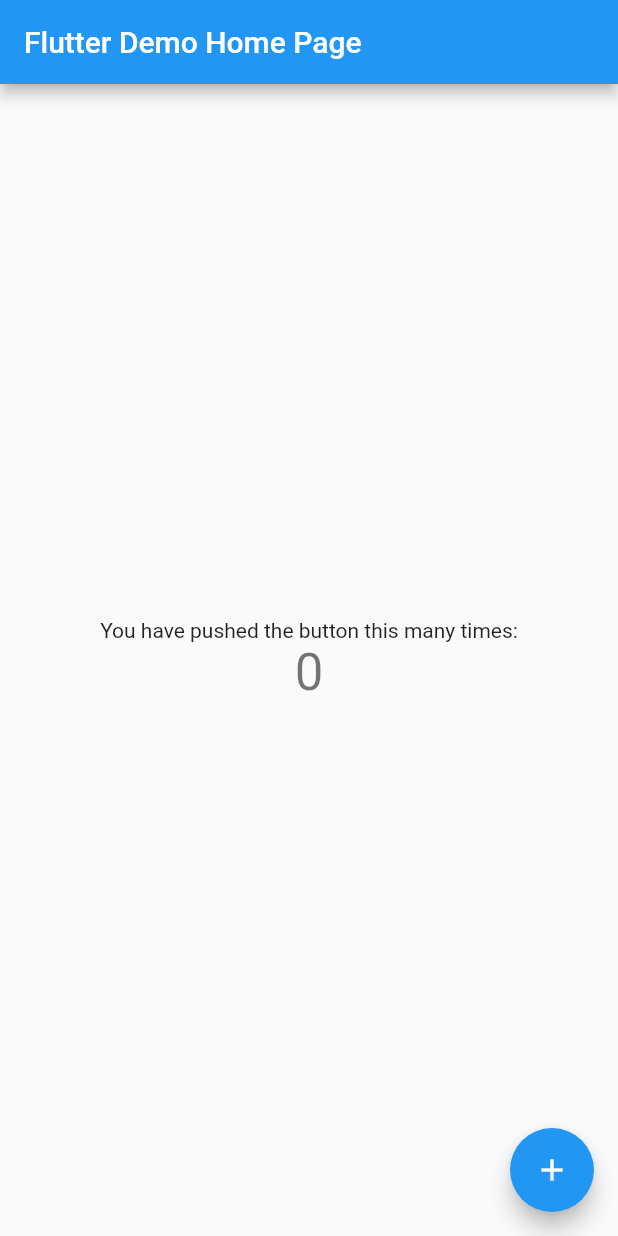
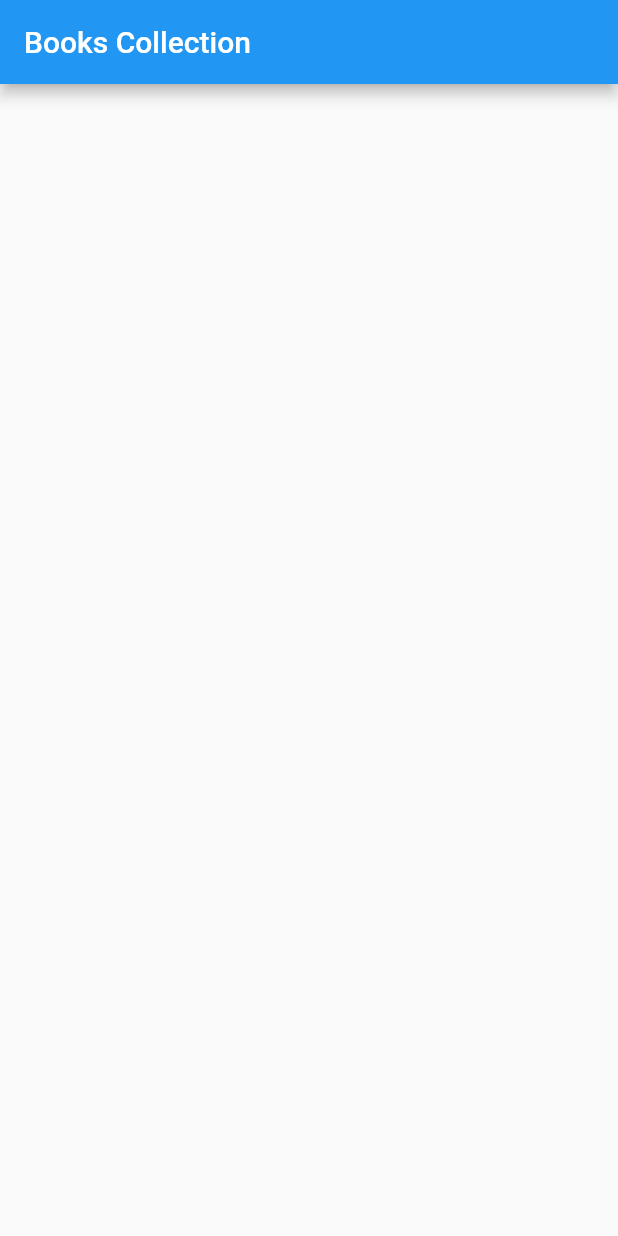
Before and after one commit to githrahat/Rahat_FlutterApp, a Flutter app: the screen it shows after launch, on a phone screen of 412 x 824 dp. Run offline on Flutter 3.47's test engine with Material 2 defaults, Android fonts, the phone set to English and light mode, and no system bars; our stand-ins replace cloud_firestore, firebase_core; accounts and stored records are empty.

Commit message:
Firebase-implementation

```diff
--- a/lib/main.dart
+++ b/lib/main.dart
@@ -1,115 +1,91 @@
+import 'package:cloud_firestore/cloud_firestore.dart';
+import 'package:firebase_core/firebase_core.dart';
 import 'package:flutter/material.dart';
 
-void main() {
+Future<void> main() async {
+  WidgetsFlutterBinding.ensureInitialized();
+  await Firebase.initializeApp();
   runApp(const MyApp());
 }
 
 class MyApp extends StatelessWidget {
   const MyApp({super.key});
 
-  // This widget is the root of your application.
   @override
   Widget build(BuildContext context) {
     return MaterialApp(
+      debugShowCheckedModeBanner: false,
       title: 'Flutter Demo',
       theme: ThemeData(
-        // This is the theme of your application.
-        //
-        // Try running your application with "flutter run". You'll see the
-        // application has a blue toolbar. Then, without quitting the app, try
-        // changing the primarySwatch below to Colors.green and then invoke
-        // "hot reload" (press "r" in the console where you ran "flutter run",
-        // or simply save your changes to "hot reload" in a Flutter IDE).
-        // Notice that the counter didn't reset back to zero; the application
-        // is not restarted.
         primarySwatch: Colors.blue,
       ),
-      home: const MyHomePage(title: 'Flutter Demo Home Page'),
+      home: const BookListScreen(),
     );
   }
 }
 
-class MyHomePage extends StatefulWidget {
-  const MyHomePage({super.key, required this.title});
-
-  // This widget is the home page of your application. It is stateful, meaning
-  // that it has a State object (defined below) that contains fields that affect
-  // how it looks.
-
-  // This class is the configuration for the state. It holds the values (in this
-  // case the title) provided by the parent (in this case the App widget) and
-  // used by the build method of the State. Fields in a Widget subclass are
-  // always marked "final".
-
-  final String title;
+class BookListScreen extends StatefulWidget {
+  const BookListScreen({Key? key}) : super(key: key);
 
   @override
-  State<MyHomePage> createState() => _MyHomePageState();
+  State<BookListScreen> createState() => _BookListScreenState();
 }
 
-class _MyHomePageState extends State<MyHomePage> {
-  int _counter = 0;
+class _BookListScreenState extends State<BookListScreen> {
 
-  void _incrementCounter() {
-    setState(() {
-      // This call to setState tells the Flutter framework that something has
-      // changed in this State, which causes it to rerun the build method below
-      // so that the display can reflect the updated values. If we changed
-      // _counter without calling setState(), then the build method would not be
-      // called again, and so nothing would appear to happen.
-      _counter++;
+  FirebaseFirestore firebaseFirestore = FirebaseFirestore.instance; /// --> Collection of Database
+  List<Book> Books = [];
+  bool inProgress = false;
+
+  @override
+  void initState() {
+    super.initState();
+    getBookList();
+  }
+
+  Future<void> getBookList() async {
+    inProgress = true;
+    setState(() {});
+    Books.clear();
+    await firebaseFirestore.collection('Books').get().then((documents) { /// access the collection from firebaseFirestore }
+      for (var doc in documents.docs) {
+        Books.add(Book(doc.get('Name'), doc.get('Writer'), doc.get('Year')));
+      }
     });
+
+    inProgress = false;
+    setState(() {});
   }
 
   @override
   Widget build(BuildContext context) {
-    // This method is rerun every time setState is called, for instance as done
-    // by the _incrementCounter method above.
-    //
-    // The Flutter framework has been optimized to make rerunning build methods
-    // fast, so that you can just rebuild anything that needs updating rather
-    // than having to individually change instances of widgets.
     return Scaffold(
       appBar: AppBar(
-        // Here we take the value from the MyHomePage object that was created by
-        // the App.build method, and use it to set our appbar title.
-        title: Text(widget.title),
+        title: const Text('Books Collection'),
       ),
-      body: Center(
-        // Center is a layout widget. It takes a single child and positions it
-        // in the middle of the parent.
-        child: Column(
-          // Column is also a layout widget. It takes a list of children and
-          // arranges them vertically. By default, it sizes itself to fit its
-          // children horizontally, and tries to be as tall as its parent.
-          //
-          // Invoke "debug painting" (press "p" in the console, choose the
-          // "Toggle Debug Paint" action from the Flutter Inspector in Android
-          // Studio, or the "Toggle Debug Paint" command in Visual Studio Code)
-          // to see the wireframe for each widget.
-          //
-          // Column has various properties to control how it sizes itself and
-          // how it positions its children. Here we use mainAxisAlignment to
-          // center the children vertically; the main axis here is the vertical
-          // axis because Columns are vertical (the cross axis would be
-          // horizontal).
-          mainAxisAlignment: MainAxisAlignment.center,
-          children: <Widget>[
-            const Text(
-              'You have pushed the button this many times:',
-            ),
-            Text(
-              '$_counter',
-              style: Theme.of(context).textTheme.headline4,
-            ),
-          ],
-        ),
+      body: inProgress
+          ? const Center(
+        child: CircularProgressIndicator(),
+      )
+          : RefreshIndicator(
+        onRefresh: () async {
+          getBookList();
+        },
+        child: ListView.builder(
+            itemCount: Books.length,
+            itemBuilder: (context, index) {
+              return ListTile(
+                title: Text(Books[index].name),
+                subtitle: Text(Books[index].authorName),
+                trailing: Text(Books[index].year),
+              );
+            }),
       ),
-      floatingActionButton: FloatingActionButton(
-        onPressed: _incrementCounter,
-        tooltip: 'Increment',
-        child: const Icon(Icons.add),
-      ), // This trailing comma makes auto-formatting nicer for build methods.
     );
   }
 }
+
+class Book {
+  final String name, authorName, year;
+  Book(this.name, this.authorName, this.year);
+}
--- a/pubspec.yaml
+++ b/pubspec.yaml
@@ -36,6 +36,10 @@ dependencies:
   # The following adds the Cupertino Icons font to your application.
   # Use with the CupertinoIcons class for iOS style icons.
   cupertino_icons: ^1.0.2
+  firebase_core: ^2.9.0
+  cloud_firestore: ^4.5.0
+  http: ^0.13.5
+
 
 dev_dependencies:
   flutter_test:
```
Also changed, not shown: pubspec.lock, 2 other files.
